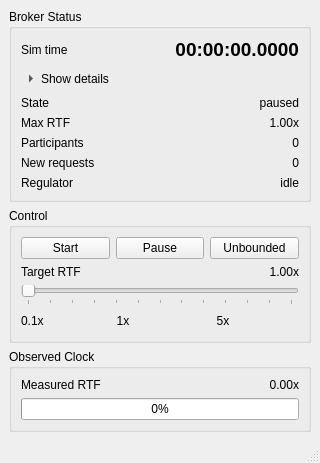
Old version of the form src/fss_time/scripts/ui/sim_time_broker.ui in the repository shupx/FastSwarmSim.
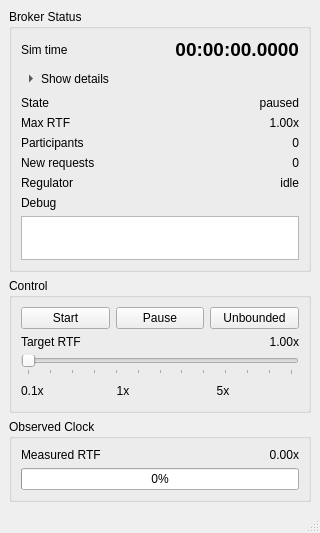
New version of the form.

Commit message: feat: Add debug message functionality to SimTimeBroker and UI for enhanced status reporting

The edit to the form file:
```diff
--- a/src/fss_time/scripts/ui/sim_time_broker.ui
+++ b/src/fss_time/scripts/ui/sim_time_broker.ui
@@ -171,6 +171,41 @@
          </property>
         </widget>
        </item>
+       <item row="7" column="0" colspan="2">
+        <widget class="QLabel" name="label_debug_title">
+         <property name="text">
+          <string>Debug</string>
+         </property>
+        </widget>
+       </item>
+       <item row="8" column="0" colspan="2">
+        <widget class="QPlainTextEdit" name="debug_msg_text">
+         <property name="minimumSize">
+          <size>
+           <width>0</width>
+           <height>44</height>
+          </size>
+         </property>
+         <property name="maximumSize">
+          <size>
+           <width>16777215</width>
+           <height>44</height>
+          </size>
+         </property>
+         <property name="verticalScrollBarPolicy">
+          <enum>Qt::ScrollBarAsNeeded</enum>
+         </property>
+         <property name="horizontalScrollBarPolicy">
+          <enum>Qt::ScrollBarAsNeeded</enum>
+         </property>
+         <property name="readOnly">
+          <bool>true</bool>
+         </property>
+         <property name="plainText">
+          <string/>
+         </property>
+        </widget>
+       </item>
       </layout>
      </widget>
     </item>
```
The commit also changes 5 other files.
